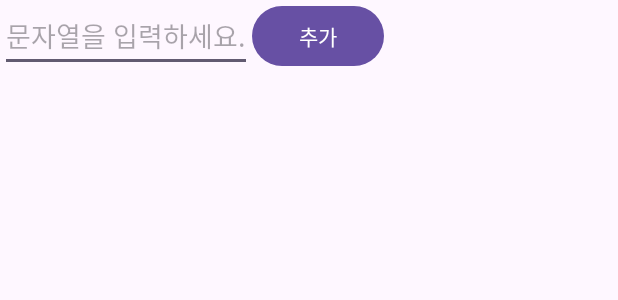
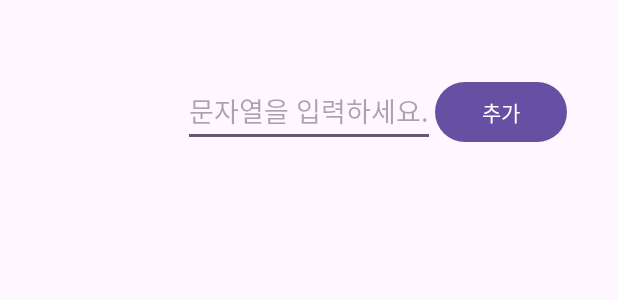
Before and after one commit to suinkimme/study-android, an Android app: the layout activity_main.xml on its own in the app's theme, with its tools: preview values and no code run, on a phone screen of 412 x 824 dp. Shown: the top 300 px of the screen. Run offline under Robolectric (Android 15) with nearby library versions, the phone set to English and light mode, and no system bars.

Commit message:
메인 액티비티 바인딩 연결

```diff
--- a/RecyclerViewExample/app/build.gradle
+++ b/RecyclerViewExample/app/build.gradle
@@ -30,6 +30,9 @@ android {
     kotlinOptions {
         jvmTarget = '1.8'
     }
+    viewBinding {
+        enabled = true
+    }
 }
 
 dependencies {
--- a/RecyclerViewExample/app/src/main/java/com/study/recyclerviewexample/MainActivity.kt
+++ b/RecyclerViewExample/app/src/main/java/com/study/recyclerviewexample/MainActivity.kt
@@ -2,10 +2,13 @@ package com.study.recyclerviewexample
 
 import androidx.appcompat.app.AppCompatActivity
 import android.os.Bundle
+import com.study.recyclerviewexample.databinding.ActivityMainBinding
 
 class MainActivity : AppCompatActivity() {
+    private lateinit var binding: ActivityMainBinding
     override fun onCreate(savedInstanceState: Bundle?) {
         super.onCreate(savedInstanceState)
-        setContentView(R.layout.activity_main)
+        binding = ActivityMainBinding.inflate(layoutInflater)
+        setContentView(binding.root)
     }
 }
--- a/RecyclerViewExample/app/src/main/res/layout/activity_main.xml
+++ b/RecyclerViewExample/app/src/main/res/layout/activity_main.xml
@@ -11,6 +11,8 @@
         android:layout_width="wrap_content"
         android:layout_height="wrap_content"
         android:hint="문자열을 입력하세요."
+        android:layout_marginTop="50dp"
+        app:layout_constraintEnd_toEndOf="parent"
         app:layout_constraintStart_toStartOf="parent"
         app:layout_constraintTop_toTopOf="parent" />
 
@@ -19,7 +21,8 @@
         android:layout_width="wrap_content"
         android:layout_height="wrap_content"
         android:text="추가"
-        app:layout_constraintStart_toEndOf="@id/stringEditText" />
+        app:layout_constraintBaseline_toBaselineOf="@id/stringEditText"
+        app:layout_constraintStart_toEndOf="@+id/stringEditText" />
 
     <androidx.constraintlayout.widget.Barrier
         android:id="@+id/line"
@@ -31,6 +34,7 @@
     <androidx.recyclerview.widget.RecyclerView
         android:layout_width="match_parent"
         android:layout_height="0dp"
-        app:layout_constraintBottom_toBottomOf="parent"/>
+        app:layout_constraintBottom_toBottomOf="parent"
+        app:layout_constraintTop_toBottomOf="@+id/stringEditText" />
 
 </androidx.constraintlayout.widget.ConstraintLayout>
```
